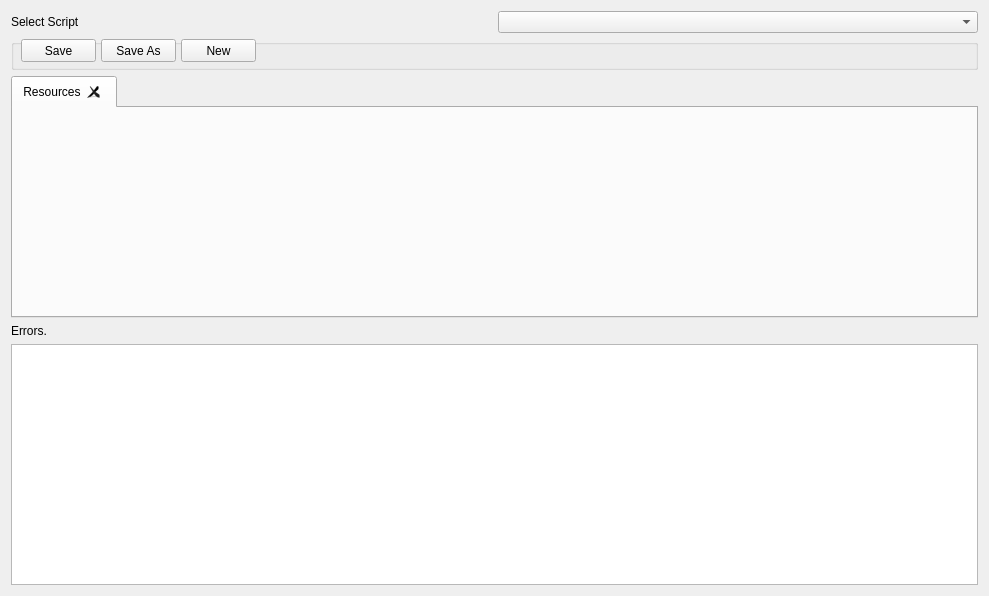
Qt form src/MoleBox/Lua/GameLuaEditor.ui (mafiamole/MoleBox) before a commit.
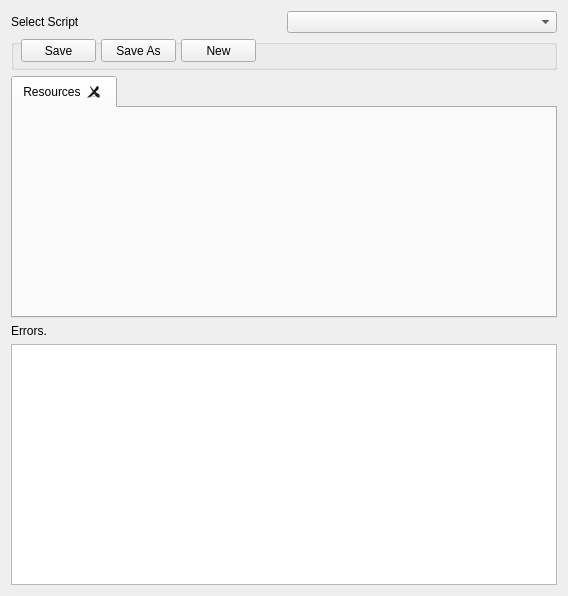
The same form after that commit.

```diff
--- a/src/MoleBox/Lua/GameLuaEditor.ui
+++ b/src/MoleBox/Lua/GameLuaEditor.ui
@@ -6,7 +6,7 @@
    <rect>
     <x>0</x>
     <y>0</y>
-    <width>989</width>
+    <width>568</width>
     <height>596</height>
    </rect>
   </property>
```
